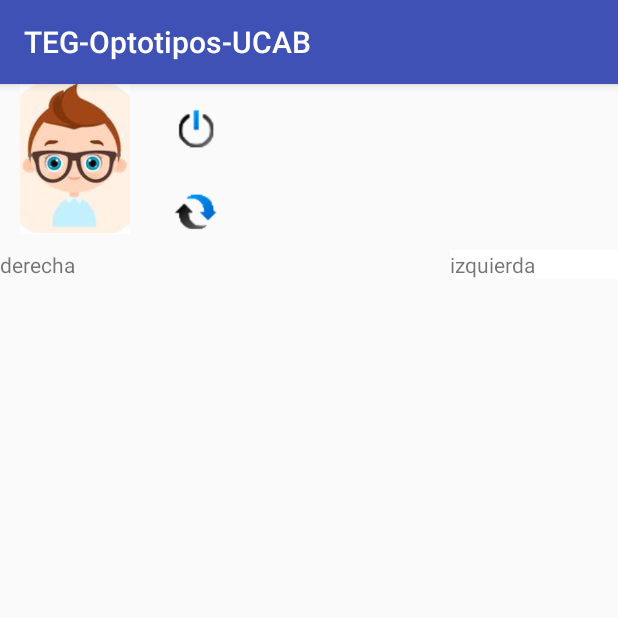
After one commit to edgkid/tesisDevelop, an Android app: the ResultInteractionActivity screen opened directly, with no data from a screen before it, on a phone screen of 412 x 824 dp, the top half of it. The commit adds this screen. Run offline under Robolectric (Android 15) with nearby library versions, the phone set to English and light mode, and no system bars.

Commit message:
construyendo  actividad para mostrar resultado de interacción

```diff
--- a/OptotypeDevelope/app/src/main/AndroidManifest.xml
+++ b/OptotypeDevelope/app/src/main/AndroidManifest.xml
@@ -20,7 +20,8 @@
             </intent-filter>
         </activity>
         <activity android:name=".DashBoardActivity" />
-        <activity android:name=".InteractionActivity"></activity>
+        <activity android:name=".InteractionActivity" />
+        <activity android:name=".ResultInteractionActivity"></activity>
     </application>
 
 </manifest>
--- a/OptotypeDevelope/app/src/main/java/com/example/edgar/optotypedevelope/DashBoardActivity.java
+++ b/OptotypeDevelope/app/src/main/java/com/example/edgar/optotypedevelope/DashBoardActivity.java
@@ -214,7 +214,12 @@ public class DashBoardActivity extends AppCompatActivity implements View.OnClick
         RequestInteraction interaction = new RequestInteraction(this.contextActivity);
 
         if(interaction.validateInteraction(patient)){
-            Toast.makeText(this, "el paciente ya ejecuto la interacción", Toast.LENGTH_SHORT).show();
+            //Toast.makeText(this, "el paciente ya ejecuto la interacción", Toast.LENGTH_SHORT).show();
+            Intent resultInteraction = new Intent(this, ResultInteractionActivity.class);
+            resultInteraction .putExtra("Patient", patient.getName());
+            resultInteraction .putExtra("YearsOld", patient.getYearsOld());
+            resultInteraction .putExtra("IdPatient", patient.getIdPatient());
+            startActivity(resultInteraction);
         } else{
             activity.putExtra("Patient", patient.getName());
             activity.putExtra("YearsOld", patient.getYearsOld());
--- a/OptotypeDevelope/app/src/main/java/com/example/edgar/optotypedevelope/InitializeApp.java
+++ b/OptotypeDevelope/app/src/main/java/com/example/edgar/optotypedevelope/InitializeApp.java
@@ -55,7 +55,7 @@ public class InitializeApp {
         SQLiteDatabase db = interactionDb.getReadableDatabase();
 
         try{
-            cursor = db.rawQuery("SELECT idInterection FROM " + InteractionDbContract.InteractionEntry.TABLE_NAME, null);
+            cursor = db.rawQuery("SELECT idInteraction FROM " + InteractionDbContract.InteractionEntry.TABLE_NAME, null);
         }catch (Exception e){
             interactionDb.onCreate(db);
         }finally {
--- /dev/null
+++ b/OptotypeDevelope/app/src/main/java/com/example/edgar/optotypedevelope/ResultInteractionActivity.java
@@ -0,0 +1,13 @@
+package com.example.edgar.optotypedevelope;
+
+import android.support.v7.app.AppCompatActivity;
+import android.os.Bundle;
+
+public class ResultInteractionActivity extends AppCompatActivity {
+
+    @Override
+    protected void onCreate(Bundle savedInstanceState) {
+        super.onCreate(savedInstanceState);
+        setContentView(R.layout.activity_result_interaction);
+    }
+}
--- /dev/null
+++ b/OptotypeDevelope/app/src/main/res/layout/activity_result_interaction.xml
@@ -0,0 +1,80 @@
+<?xml version="1.0" encoding="utf-8"?>
+<LinearLayout xmlns:android="http://schemas.android.com/apk/res/android"
+    xmlns:app="http://schemas.android.com/apk/res-auto"
+    xmlns:tools="http://schemas.android.com/tools"
+    android:layout_width="match_parent"
+    android:layout_height="match_parent"
+    tools:context="com.example.edgar.optotypedevelope.ResultInteractionActivity"
+    android:orientation="vertical">
+
+    <LinearLayout
+        android:id="@+id/headerDashBoard"
+        android:layout_width="match_parent"
+        android:layout_height="wrap_content"
+        android:orientation="horizontal">
+
+        <ImageView
+            android:id="@+id/imageViewLoginUser"
+            android:layout_width="100dp"
+            android:layout_height="100dp"
+            android:src="@drawable/boy"/>
+
+        <LinearLayout
+            android:layout_width="wrap_content"
+            android:layout_height="wrap_content"
+            android:orientation="vertical">
+
+
+            <Button
+                android:id="@+id/buttonLogout"
+                android:layout_width="50dp"
+                android:layout_height="50dp"
+                android:layout_marginLeft="5dp"
+                android:layout_marginTop="5dp"
+                android:background="@drawable/icon_on"/>
+
+            <Button
+                android:id="@+id/buttonUpdate"
+                android:layout_width="50dp"
+                android:layout_height="50dp"
+                android:layout_marginLeft="5dp"
+                android:layout_marginTop="5dp"
+                android:background="@drawable/icon_updated"/>
+
+        </LinearLayout>
+
+    </LinearLayout>
+
+    <LinearLayout
+        android:layout_width="match_parent"
+        android:layout_height="wrap_content"
+        android:orientation="horizontal">
+
+        <LinearLayout
+            android:layout_width="300dp"
+            android:layout_height="match_parent"
+            android:orientation="vertical">
+
+            <TextView
+                android:layout_width="match_parent"
+                android:layout_height="wrap_content"
+                android:text="derecha"/>
+
+        </LinearLayout>
+
+        <LinearLayout
+            android:layout_width="900dp"
+            android:layout_height="match_parent"
+            android:orientation="vertical"
+            android:background="#FFFFFF">
+
+            <TextView
+                android:layout_width="match_parent"
+                android:layout_height="wrap_content"
+                android:text="izquierda"/>
+
+        </LinearLayout>
+
+    </LinearLayout>
+
+</LinearLayout>
```
